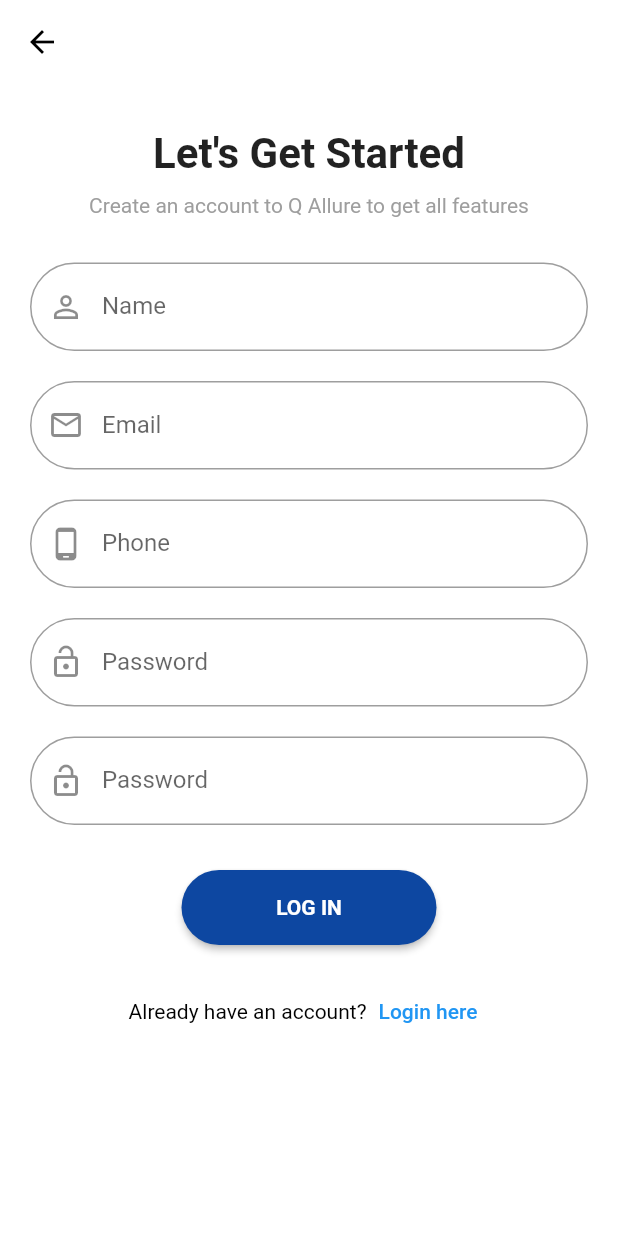
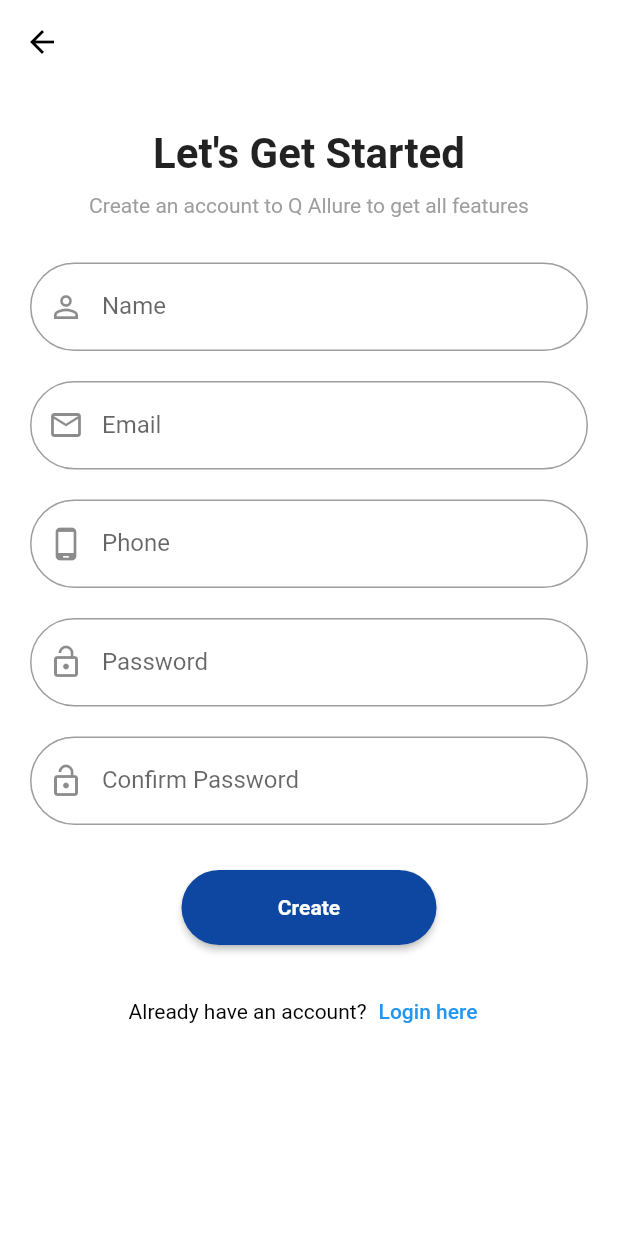
Before and after one commit to andrewsameh22/Flutter-UI-Design, a Flutter app: the screen it shows after launch, after a tap on "Sign Up", on a phone screen of 412 x 824 dp. Run offline on Flutter 3.47's test engine with Material 2 defaults, Android fonts, the phone set to English and light mode, and no system bars.

Commit message:
Update Registration_screen.dart

```diff
--- a/lib/Registration_screen.dart
+++ b/lib/Registration_screen.dart
@@ -86,17 +86,18 @@ class _RegistrationState extends State<Registration> {
                 ),
                 TxtFld(
                   security: true,
-                  label: 'Password',
+                  label: 'Confirm Password',
                   picon: Icon(Icons.lock_open),
                 ),
                 SizedBox(
                   height: 30.0,
                 ),
                 MaterialButton(
-                  onPressed: () {},
+                  onPressed: () {
+                  },
                   height: 50.0,
                   minWidth: 170.0,
-                  child: Text('LOG IN',
+                  child: Text('Create',
                       style: TextStyle(
                           color: Colors.white, fontWeight: FontWeight.bold)),
                   color: Colors.blue.shade900,
@@ -117,7 +118,9 @@ class _RegistrationState extends State<Registration> {
                       ),
                     ),
                     TextButton(
-                      onPressed: () {},
+                      onPressed: () {
+                             Navigator.pop(context);
+                      },
                       child: Text('Login here'),
                     ),
                   ],
```
